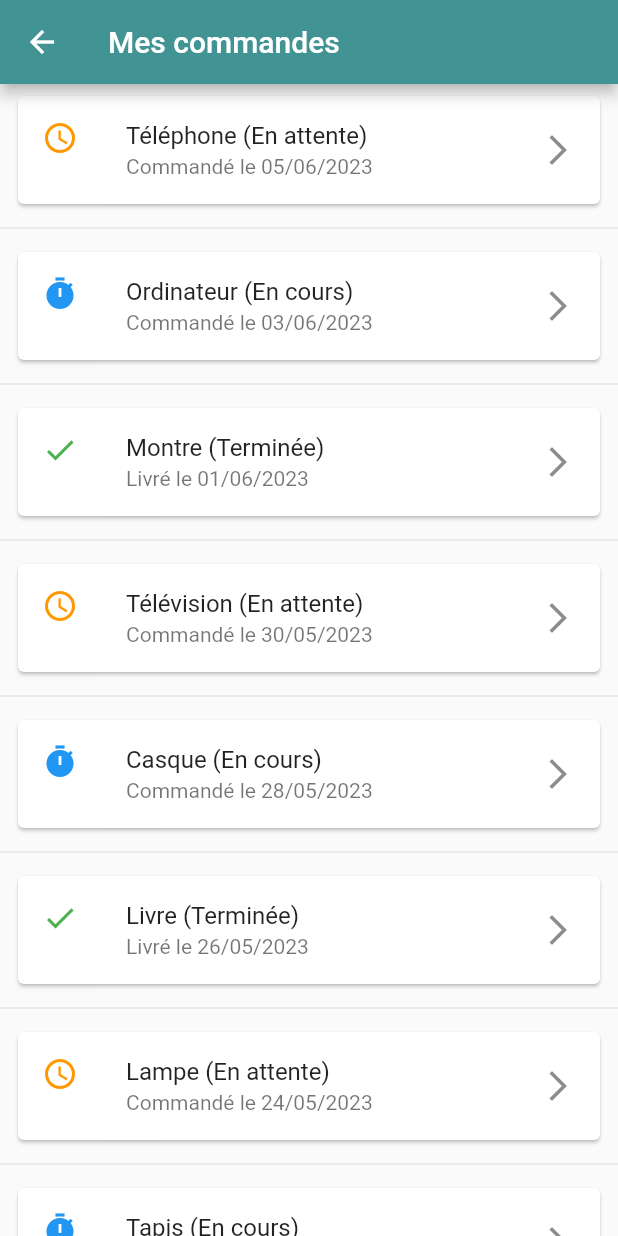
After one commit to Diagora-EIP/mobile, a Flutter app: the HomePage screen opened directly, after a tap on "Commandes", on a phone screen of 412 x 824 dp. The commit adds this screen. Run offline on Flutter 3.47's test engine with Material 2 defaults, Android fonts, the phone set to English and light mode, and no system bars; our stand-ins replace logger, shared_preferences, table_calendar; accounts and stored records are empty.

Commit message:
feat: order view

```diff
--- a/lib/home.dart
+++ b/lib/home.dart
@@ -1,3 +1,4 @@
+import 'package:diagora/views/home/order/order_view.dart';
 import 'package:flutter/material.dart';
 import 'calendar.dart';
 import 'map.dart';
@@ -59,6 +60,21 @@ class HomePage extends StatelessWidget {
             ),
             child: const Text('Profile'),
           ),
+          const SizedBox(height: 20),
+          ElevatedButton(
+            onPressed: () {
+              Navigator.push(
+                context,
+                MaterialPageRoute(builder: (context) => const OrderView()),
+              );
+            },
+            style: ElevatedButton.styleFrom(
+              backgroundColor: Colors.redAccent,
+              padding: const EdgeInsets.all(20),
+              textStyle: const TextStyle(fontSize: 30),
+            ),
+            child: const Text('Commandes'),
+          ),
         ],
       ),
     );
--- a/lib/models/user_model.dart
+++ b/lib/models/user_model.dart
@@ -16,11 +16,11 @@ class User {
 
   factory User.fromJson(dynamic json) {
     User user = User(
-      id: json['user_id'],
-      email: json['email'],
-      name: json['name'],
-      encryptedPassword: json['password'],
-      createdAt: DateTime.parse(json['created_at']),
+      id: json['user_id'] ?? json['id'] ?? -1,
+      email: json['email'] ?? '',
+      name: json['name'] ?? '',
+      encryptedPassword: json['password'] ?? '',
+      createdAt: DateTime.parse(json['created_at'] ?? DateTime(0).toString()),
     );
     return user;
   }
--- a/lib/services/api_service.dart
+++ b/lib/services/api_service.dart
@@ -58,6 +58,7 @@ class ApiService {
   static User? _user;
   User? get user => _user;
   static String? _token;
+  String? get token => _token; // TODO: Enlever le getter lorsqu'on aura l'User
 
   /// Permet d'obtenir une instance de [ApiService].
   static ApiService getInstance() {
@@ -92,15 +93,19 @@ class ApiService {
       Response response = await client.post(
         url,
         body: json.encode(
-          {'email': email, 'password': password, 'remember': remember},
+          {
+            'email': email.toLowerCase(),
+            'password': password,
+            'remember': remember
+          },
         ),
         headers: {'Content-Type': 'application/json'},
       );
 
       if (response.statusCode == 200 || response.statusCode == 201) {
         dynamic responseData = json.decode(response.body);
+        _prefs?.setString('token', responseData['token']);
         _logger.i(responseData);
-        _prefs?.setString('token', responseData['token']);
         return true;
       } else {
         _logger.e('Login failed with status code ${response.statusCode}');
@@ -131,7 +136,7 @@ class ApiService {
       Response response = await client.post(
         url,
         body: json.encode(
-          {'name': name, 'email': email, 'password': password},
+          {'email': email.toLowerCase(), 'name': name, 'password': password},
         ),
         headers: {'Content-Type': 'application/json'},
       );
--- /dev/null
+++ b/lib/views/home/order/order_view.dart
@@ -0,0 +1,162 @@
+import 'package:flutter/material.dart';
+
+/// Classe permettant de simuler une commande.
+class DummyOrder {
+  final String name;
+  final DateTime date;
+  final int status; // 0: en attente, 1: en cours, 2: terminée
+
+  const DummyOrder({
+    required this.name,
+    required this.date,
+    required this.status,
+  });
+}
+
+/// Vue de la page d'accueil des clients attendants leurs commandes.
+class OrderView extends StatefulWidget {
+  const OrderView({
+    super.key,
+  });
+
+  @override
+  OrderViewState createState() => OrderViewState();
+}
+
+class OrderViewState extends State<OrderView> {
+  final List<DummyOrder> data = [
+    DummyOrder(
+      name: "Téléphone",
+      date: DateTime.now().subtract(const Duration(days: 1)),
+      status: 0,
+    ),
+    DummyOrder(
+      name: "Ordinateur",
+      date: DateTime.now().subtract(const Duration(days: 3)),
+      status: 1,
+    ),
+    DummyOrder(
+      name: "Montre",
+      date: DateTime.now().subtract(const Duration(days: 5)),
+      status: 2,
+    ),
+    DummyOrder(
+      name: "Télévision",
+      date: DateTime.now().subtract(const Duration(days: 7)),
+      status: 0,
+    ),
+    DummyOrder(
+      name: "Casque",
+      date: DateTime.now().subtract(const Duration(days: 9)),
+      status: 1,
+    ),
+    DummyOrder(
+      name: "Livre",
+      date: DateTime.now().subtract(const Duration(days: 11)),
+      status: 2,
+    ),
+    DummyOrder(
+      name: "Lampe",
+      date: DateTime.now().subtract(const Duration(days: 13)),
+      status: 0,
+    ),
+    DummyOrder(
+      name: "Tapis",
+      date: DateTime.now().subtract(const Duration(days: 15)),
+      status: 1,
+    ),
+    DummyOrder(
+      name: "Chaise",
+      date: DateTime.now().subtract(const Duration(days: 17)),
+      status: 2,
+    ),
+    DummyOrder(
+      name: "Table",
+      date: DateTime.now().subtract(const Duration(days: 19)),
+      status: 0,
+    ),
+    DummyOrder(
+      name: "Vélo",
+      date: DateTime.now().subtract(const Duration(days: 21)),
+      status: 1,
+    ),
+    DummyOrder(
+      name: "Voiture",
+      date: DateTime.now().subtract(const Duration(days: 23)),
+      status: 2,
+    ),
+    DummyOrder(
+      name: "Moto",
+      date: DateTime.now().subtract(const Duration(days: 25)),
+      status: 0,
+    ),
+    DummyOrder(
+      name: "Trottinette",
+      date: DateTime.now().subtract(const Duration(days: 27)),
+      status: 1,
+    ),
+    DummyOrder(
+      name: "Skate",
+      date: DateTime.now().subtract(const Duration(days: 29)),
+      status: 2,
+    ),
+  ];
+
+  @override
+  Widget build(BuildContext context) {
+    return Scaffold(
+      appBar: AppBar(
+        title: const Text('Mes commandes'),
+      ),
+      body: ListView.separated(
+        itemCount: data.length,
+        itemBuilder: (context, index) {
+          return Padding(
+            padding: const EdgeInsets.symmetric(
+              horizontal: 8.0,
+              vertical: 4.0,
+            ),
+            child: Card(
+              child: ListTile(
+                title: Text(
+                    "${data[index].name} (${data[index].status == 0 ? "En attente" : data[index].status == 1 ? "En cours" : "Terminée"})"),
+                subtitle: Text(
+                  "${data[index].status == 2 ? "Livré le" : "Commandé le"} ${data[index].date.day.toString().padLeft(2, '0')}/${data[index].date.month.toString().padLeft(2, '0')}/${data[index].date.year}",
+                ),
+                leading: Icon(
+                  data[index].status == 0
+                      ? Icons.watch_later_outlined
+                      : data[index].status == 1
+                          ? Icons.timer
+                          : Icons.done,
+                  color: data[index].status == 0
+                      ? Colors.orange
+                      : data[index].status == 1
+                          ? Colors.blue
+                          : Colors.green,
+                ),
+                trailing: const Icon(Icons.arrow_forward_ios),
+                onTap: () {
+                  ScaffoldMessenger.of(context).showSnackBar(
+                    SnackBar(
+                      content: Text(
+                        data[index].status == 0
+                            ? "Commande en attente"
+                            : data[index].status == 1
+                                ? "Commande en cours"
+                                : "Commande terminée",
+                      ),
+                      duration: const Duration(seconds: 1),
+                      showCloseIcon: true,
+                    ),
+                  );
+                },
+              ),
+            ),
+          );
+        },
+        separatorBuilder: (context, index) => const Divider(),
+      ),
+    );
+  }
+}
--- a/lib/views/loading/loading_view.dart
+++ b/lib/views/loading/loading_view.dart
@@ -1,7 +1,8 @@
+import 'package:diagora/views/auth/register_view.dart';
 import 'package:flutter/material.dart';
 
 import 'package:diagora/services/api_service.dart';
-import 'package:diagora/views/auth/register_view.dart';
+import 'package:diagora/home.dart';
 
 class LoadingView extends StatefulWidget {
   const LoadingView({
@@ -32,11 +33,19 @@ class LoadingViewState extends State<LoadingView> {
 
   /// Redirige vers la page d'accueil ou d'authentification en fonction de si l'utilisateur est connecté ou non
   void redirect() {
-    if (_api.user == null) {
+    if (_api.token == null) {
       Navigator.pushAndRemoveUntil(
         context,
         MaterialPageRoute(
           builder: (context) => const RegisterView(),
+        ),
+        (route) => false,
+      );
+    } else {
+      Navigator.pushAndRemoveUntil(
+        context,
+        MaterialPageRoute(
+          builder: (context) => const HomePage(),
         ),
         (route) => false,
       );
```
